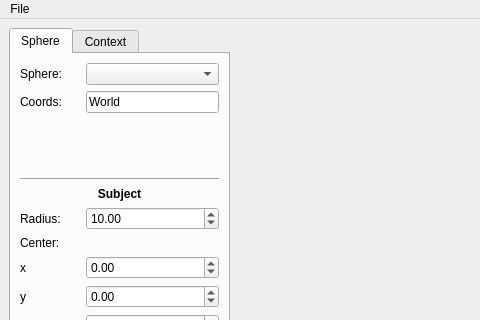
Before: the Qt Designer form braviz/interaction/qt_guis/roi_builder.ui in diego0020/braviz-app, drawn with Qt 5; both pictures show x 0 to 480 and y 0 to 320 of the 1164 by 911 pixel window.
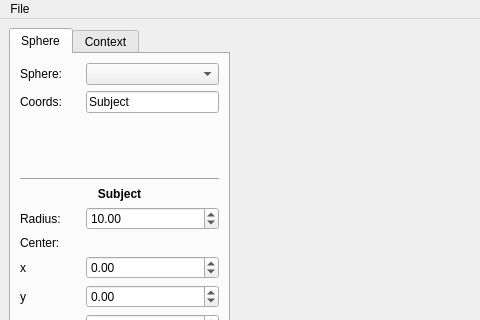
After: the same form once the commit is applied. The open tabs and pages were chosen to show the change. Icons and pictures are not drawn.

Commit message:
- Changed "world" to "subject", closes #92
- handle selected structures when switching the structures tree from/to dominant/nonDominant

Diff of the .ui file:
```diff
--- a/braviz/interaction/qt_guis/roi_builder.ui
+++ b/braviz/interaction/qt_guis/roi_builder.ui
@@ -73,7 +73,7 @@
          <item row="1" column="1">
           <widget class="QLineEdit" name="sphere_space">
            <property name="text">
-            <string>World</string>
+            <string>Subject</string>
            </property>
            <property name="readOnly">
             <bool>true</bool>
```
Left out of the diff: 15 changed lines with no effect on the pictures. The commit also changes 45 other files.
